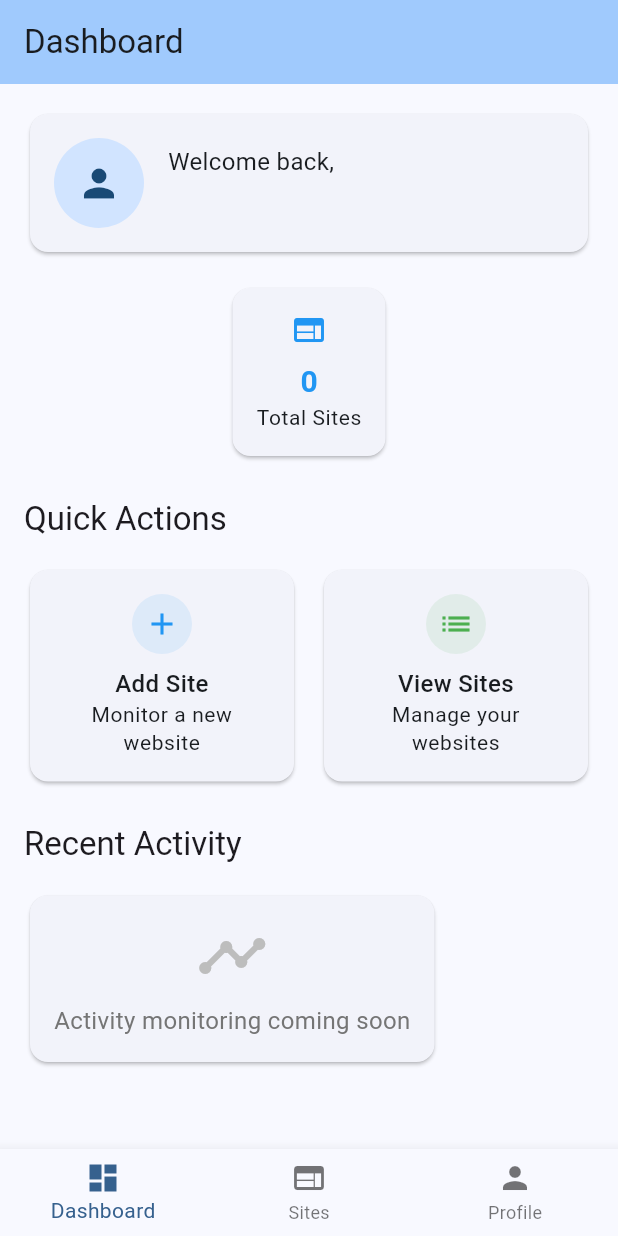
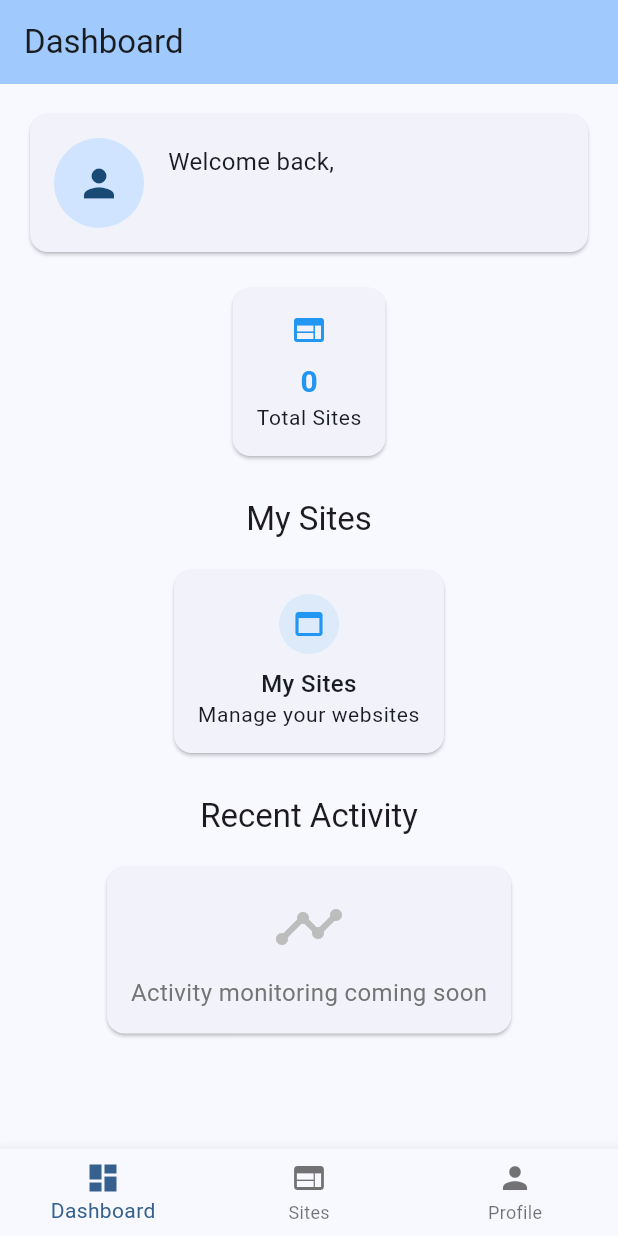
Before and after one commit to netplanmyj/sitecat, a Flutter app: the screen it shows once a user with an empty profile is signed in, on a phone screen of 412 x 824 dp. Run offline on Flutter 3.47's test engine with Material 3 defaults, Android fonts, the phone set to English and light mode, and no system bars; our stand-ins replace cloud_firestore, firebase_auth, firebase_core, google_sign_in, logger; accounts and stored records are empty; generated files the repository leaves out were written again.

Commit message:
#64 remove addsite

```diff
--- a/lib/main.dart
+++ b/lib/main.dart
@@ -74,11 +74,23 @@
 class _AuthenticatedHomeState extends State<AuthenticatedHome> {
   int _currentIndex = 0;
 
-  final List<Widget> _screens = [
-    const DashboardScreen(),
-    const SitesScreen(),
-    const ProfileScreen(),
-  ];
+  late final List<Widget> _screens;
+
+  @override
+  void initState() {
+    super.initState();
+    _screens = [
+      DashboardScreen(
+        onNavigateToSites: () {
+          setState(() {
+            _currentIndex = 1; // Switch to Sites tab
+          });
+        },
+      ),
+      const SitesScreen(),
+      const ProfileScreen(),
+    ];
+  }
 
   @override
   Widget build(BuildContext context) {
--- a/lib/screens/dashboard_screen.dart
+++ b/lib/screens/dashboard_screen.dart
@@ -2,11 +2,12 @@ import 'package:flutter/material.dart';
 import 'package:provider/provider.dart';
 import '../providers/auth_provider.dart';
 import '../providers/site_provider.dart';
-import 'sites_screen.dart';
 
 /// ダッシュボード画面
 class DashboardScreen extends StatelessWidget {
-  const DashboardScreen({super.key});
+  final VoidCallback? onNavigateToSites;
+
+  const DashboardScreen({super.key, this.onNavigateToSites});
 
   @override
   Widget build(BuildContext context) {
@@ -33,22 +34,24 @@ class DashboardScreen extends StatelessWidget {
                 _StatsRow(stats: stats),
                 const SizedBox(height: 24),
 
-                // Quick Actions
-                Text(
-                  'Quick Actions',
-                  style: Theme.of(context).textTheme.titleLarge,
-                ),
-                const SizedBox(height: 16),
-                const _QuickActionsRow(),
+                // My Sites Section
+                const _MySitesSection(),
                 const SizedBox(height: 24),
 
                 // Recent Activity placeholder
-                Text(
+                Center(
+                  child: Text(
                     'Recent Activity',
                     style: Theme.of(context).textTheme.titleLarge,
                   ),
+                ),
                 const SizedBox(height: 16),
-                const _RecentActivityCard(),
+                Center(
+                  child: ConstrainedBox(
+                    constraints: const BoxConstraints(maxWidth: 300),
+                    child: const _RecentActivityCard(),
+                  ),
+                ),
               ],
             ),
           );
@@ -165,38 +168,32 @@ class _StatCard extends StatelessWidget {
   }
 }
 
-class _QuickActionsRow extends StatelessWidget {
-  const _QuickActionsRow();
+class _MySitesSection extends StatelessWidget {
+  const _MySitesSection();
 
   @override
   Widget build(BuildContext context) {
-    return Row(
+    // Find the parent DashboardScreen to get the callback
+    final dashboardScreen = context
+        .findAncestorWidgetOfExactType<DashboardScreen>();
+
+    return Column(
       children: [
-        Expanded(
+        Text('My Sites', style: Theme.of(context).textTheme.titleLarge),
+        const SizedBox(height: 16),
+        Center(
+          child: ConstrainedBox(
+            constraints: const BoxConstraints(maxWidth: 300),
             child: _ActionCard(
-            title: 'Add Site',
-            subtitle: 'Monitor a new website',
-            icon: Icons.add,
+              title: 'My Sites',
+              subtitle: 'Manage your websites',
+              icon: Icons.web_asset,
               color: Colors.blue,
               onTap: () {
-              Navigator.of(context).push(
-                MaterialPageRoute(builder: (context) => const SitesScreen()),
-              );
+                // Use callback if available, otherwise do nothing
+                dashboardScreen?.onNavigateToSites?.call();
               },
             ),
-        ),
-        const SizedBox(width: 12),
-        Expanded(
-          child: _ActionCard(
-            title: 'View Sites',
-            subtitle: 'Manage your websites',
-            icon: Icons.list,
-            color: Colors.green,
-            onTap: () {
-              Navigator.of(context).push(
-                MaterialPageRoute(builder: (context) => const SitesScreen()),
-              );
-            },
           ),
         ),
       ],
```
Lines whose indentation alone changed are shown as unchanged.
